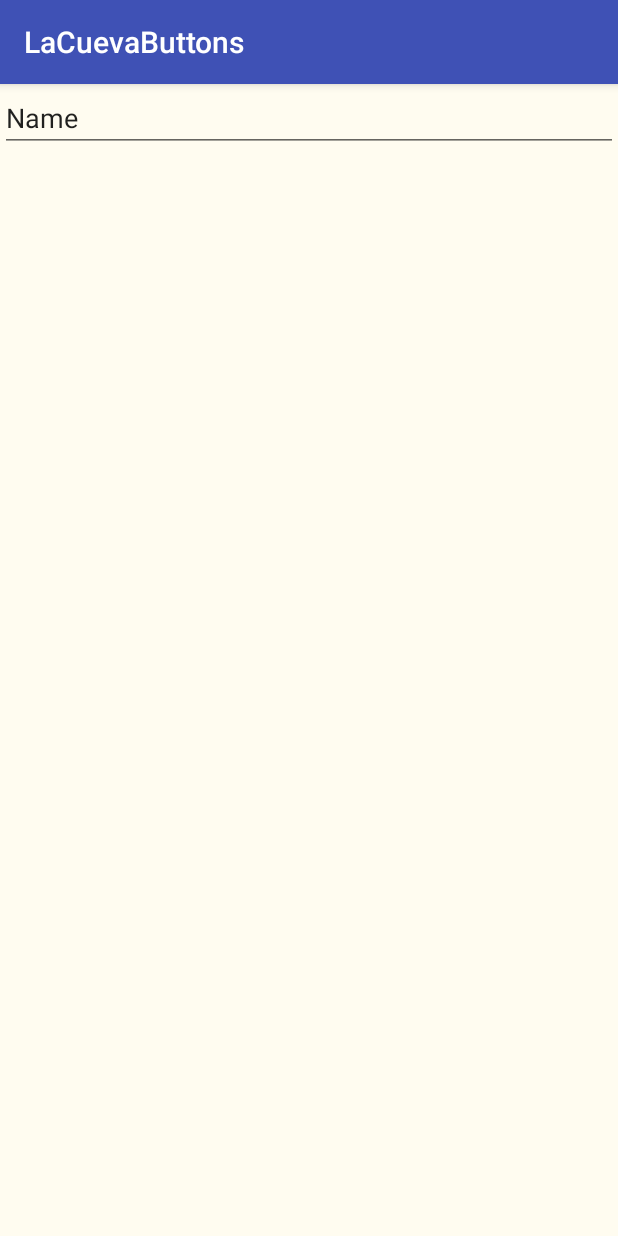
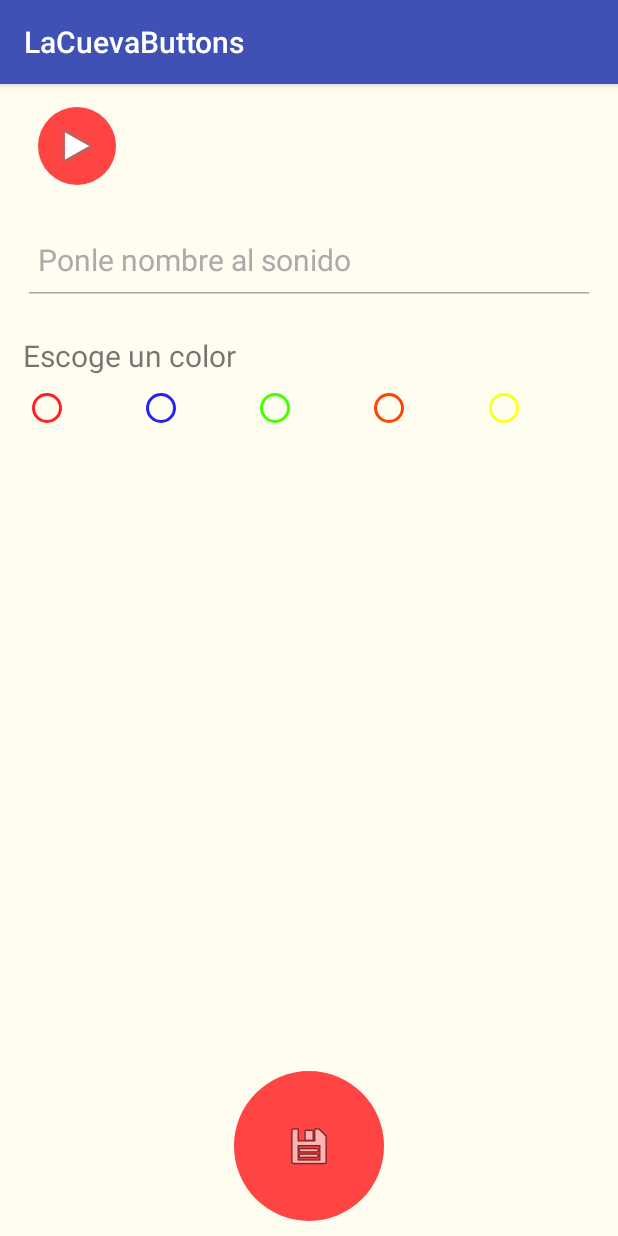
Before and after one commit to rperezdev/AndroidButtons, an Android app: the fragment CreateButtonFragment shown on its own in the app's theme, on a phone screen of 412 x 824 dp. Run offline under Robolectric (Android 15) with nearby library versions, the light colour scheme and no system bars.

Commit message:
Finished basic add sound button layout fragment

```diff
--- a/app/src/main/java/com/buttons/lacueva/krakosky/lacuevabuttons/MainActivity.java
+++ b/app/src/main/java/com/buttons/lacueva/krakosky/lacuevabuttons/MainActivity.java
@@ -49,8 +49,6 @@ public class MainActivity extends AppCompatActivity {
             }
         });
 
-        triggerButtonCreator();
-
         /*
         String rootDirectory = Environment.getExternalStorageDirectory().toString();
 
@@ -73,6 +71,8 @@ public class MainActivity extends AppCompatActivity {
             }
 
             //layout.addView(getImageButton(is));
+
+            triggerButtonCreator();
 
             Toast.makeText(this, "Sound added", Toast.LENGTH_LONG).show();
         }
--- /dev/null
+++ b/app/src/main/res/drawable/buttonaccept.xml
@@ -0,0 +1,18 @@
+<?xml version="1.0" encoding="utf-8"?>
+<selector xmlns:android="http://schemas.android.com/apk/res/android">
+    <item android:state_pressed="true">
+        <shape android:shape="oval">
+            <solid android:color="#DD3333" />
+        </shape>
+    </item>
+    <item android:state_enabled="false">
+        <shape android:shape="oval">
+            <solid android:color="#CCCCCC" />
+        </shape>
+    </item>
+    <item>
+        <shape android:shape="oval">
+            <solid android:color="#FF4444" />
+        </shape>
+    </item>
+</selector>
--- /dev/null
+++ b/app/src/main/res/drawable/buttondecline.xml
@@ -0,0 +1,17 @@
+<?xml version="1.0" encoding="utf-8"?>
+<selector xmlns:android="http://schemas.android.com/apk/res/android">
+    <item android:state_pressed="true">
+        <shape android:shape="oval">
+            <gradient android:gradientRadius="90"
+                android:startColor="#FF4444"
+                android:centerColor="#EE4444"
+                android:endColor="#DD4444"
+                android:type="radial" />
+        </shape>
+    </item>
+    <item>
+        <shape android:shape="oval">
+            <solid android:color="#FF4444" />
+        </shape>
+    </item>
+</selector>
--- a/app/src/main/res/layout/fragment_create_button.xml
+++ b/app/src/main/res/layout/fragment_create_button.xml
@@ -1,4 +1,5 @@
 <FrameLayout xmlns:android="http://schemas.android.com/apk/res/android"
+    xmlns:app="http://schemas.android.com/apk/res-auto"
     xmlns:tools="http://schemas.android.com/tools"
     android:layout_width="match_parent"
     android:layout_height="match_parent"
@@ -8,18 +9,107 @@
 
     <LinearLayout
         android:layout_width="match_parent"
-        android:layout_height="match_parent"
-        android:minWidth="20dp"
-        android:maxWidth="200dp"
-        android:orientation="vertical">
+        android:layout_height="wrap_content"
+        android:layout_marginHorizontal="10dp"
+        android:orientation="vertical"
+        android:padding="5dp">
+
+        <ImageButton
+            android:id="@+id/btn_play"
+            android:minWidth="50dp"
+            android:minHeight="50dp"
+            android:maxWidth="100dp"
+            android:maxHeight="100dp"
+            android:layout_width="wrap_content"
+            android:layout_height="match_parent"
+            android:layout_weight="1"
+            android:layout_margin="10dp"
+            android:padding="10dp"
+            android:background="@drawable/buttonaccept"
+            android:src="@android:drawable/ic_media_play" />
 
         <EditText
-            android:id="@+id/editText"
+            android:id="@+id/edit_sound_name"
+            android:minHeight="60dp"
+            android:textSize="20dp"
+            android:backgroundTint="@android:color/darker_gray"
+            android:layout_marginTop="10dp"
             android:layout_width="match_parent"
             android:layout_height="wrap_content"
+            android:layout_weight="2"
             android:ems="10"
+            android:hint="@string/addsoundname"
             android:inputType="textPersonName"
-            android:text="Name" />
+            android:paddingLeft="10dp"
+            android:textColorHint="@android:color/darker_gray" />
+
+        <TextView
+            android:id="@+id/textView"
+            android:layout_width="match_parent"
+            android:layout_height="wrap_content"
+            android:layout_weight="1"
+            android:textSize="20dp"
+            android:layout_marginTop="20dp"
+            android:text="@string/colorpicker" />
+
+        <LinearLayout
+            android:layout_width="match_parent"
+            android:layout_height="match_parent"
+            android:layout_weight="1"
+            android:layout_marginTop="5dp"
+            android:orientation="horizontal">
+
+            <RadioButton
+                android:id="@+id/radio_color_red"
+                android:layout_width="wrap_content"
+                android:layout_height="wrap_content"
+                android:buttonTint="#FF2222"
+                android:layout_weight="1"/>
+
+            <RadioButton
+                android:id="@+id/radio_color_blue"
+                android:layout_width="wrap_content"
+                android:layout_height="wrap_content"
+                android:buttonTint="#2222FF"
+                android:layout_weight="1"/>
+
+            <RadioButton
+                android:id="@+id/radio_color_green"
+                android:layout_width="wrap_content"
+                android:layout_height="wrap_content"
+                android:buttonTint="#45FF00"
+                android:layout_weight="1"/>
+
+            <RadioButton
+                android:id="@+id/radio_color_orange"
+                android:layout_width="wrap_content"
+                android:layout_height="wrap_content"
+                android:buttonTint="#FF4500"
+                android:layout_weight="1"/>
+
+            <RadioButton
+                android:id="@+id/radio_color_yellow"
+                android:layout_width="wrap_content"
+                android:layout_height="wrap_content"
+                android:buttonTint="#FFFF22"
+                android:layout_weight="1"/>
+        </LinearLayout>
+
     </LinearLayout>
 
+
+    <ImageButton
+        android:id="@+id/btn_save"
+        android:minWidth="100dp"
+        android:minHeight="100dp"
+        android:maxWidth="150dp"
+        android:maxHeight="150dp"
+        android:layout_width="wrap_content"
+        android:layout_height="wrap_content"
+        android:layout_gravity="bottom|center_horizontal"
+        android:layout_marginBottom="10dp"
+        android:background="@drawable/buttonaccept"
+        android:src="@android:drawable/ic_menu_save" />
+
+
 </FrameLayout>
--- a/app/src/main/res/values/strings.xml
+++ b/app/src/main/res/values/strings.xml
@@ -3,4 +3,6 @@
 
     <!-- TODO: Remove or change this placeholder text -->
     <string name="hello_blank_fragment">Hello blank fragment</string>
+    <string name="addsoundname">Ponle nombre al sonido</string>
+    <string name="colorpicker">Escoge un color</string>
 </resources>
```
